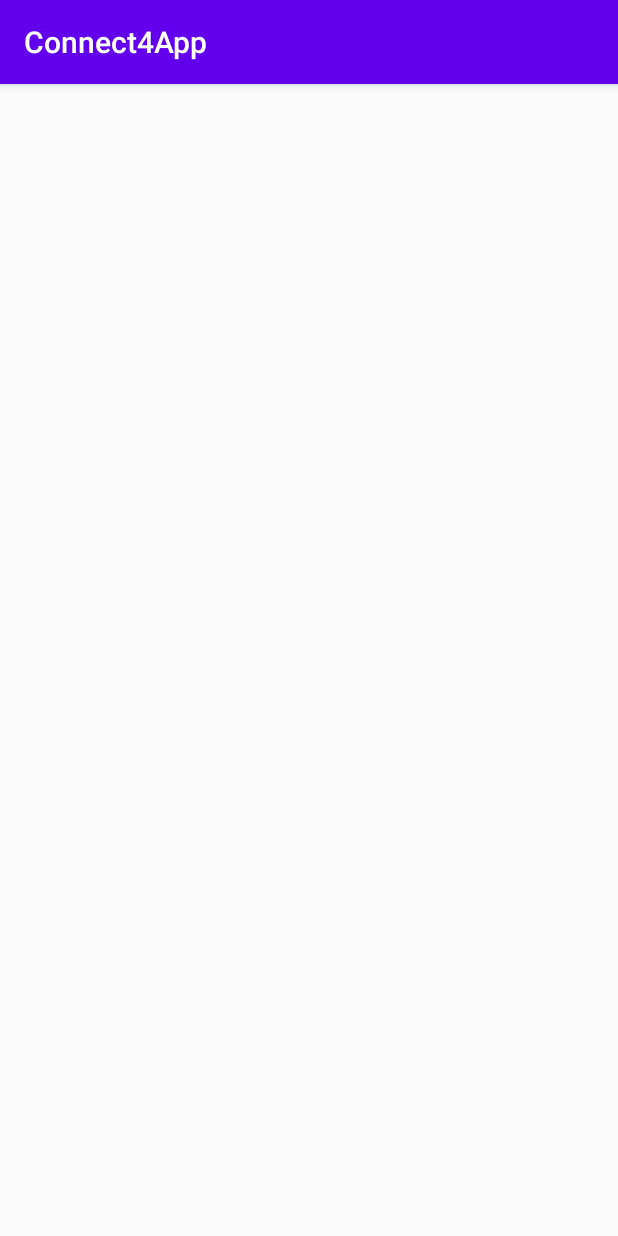
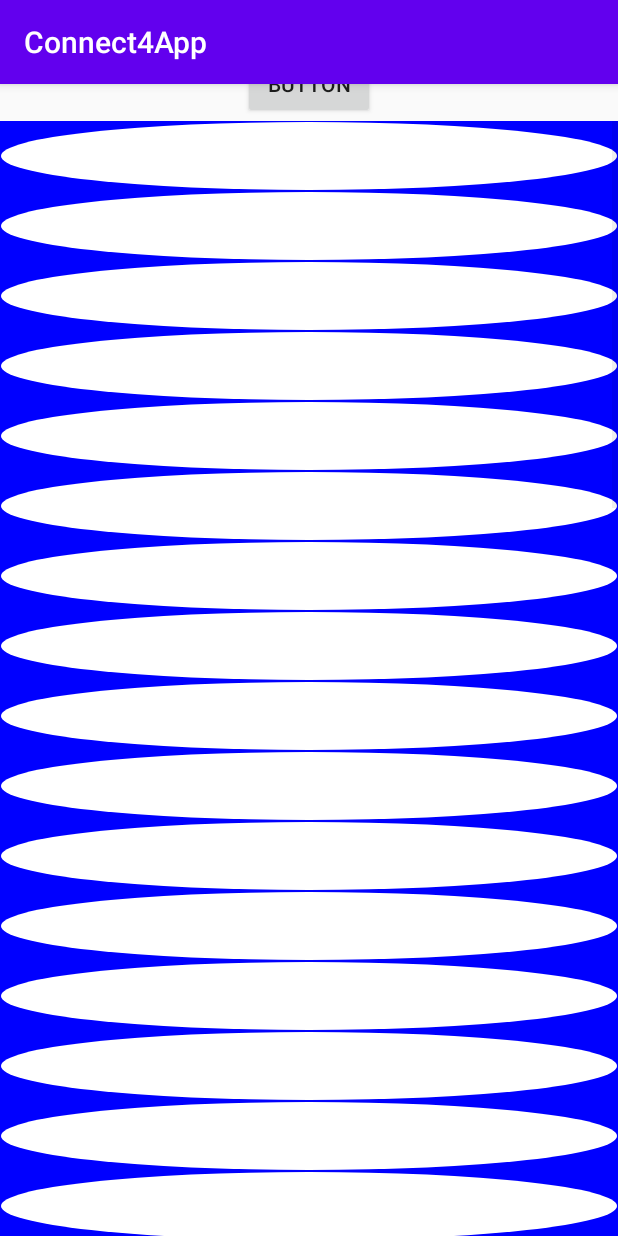
Before and after one commit to Navy22junda/Connect4, an Android app: the GameDevelopment screen opened directly, with no data from a screen before it, on a phone screen of 412 x 824 dp. Run offline under Robolectric (Android 15) with nearby library versions, the phone set to English and light mode, and no system bars; 3 statements that could not run were skipped.

Commit message:
Parrilla disenyada i ben configurada al Grid i Fitxes creades

```diff
--- a/App/app/src/main/java/com/example/connect4app/Activities/GameDevelopment.java
+++ b/App/app/src/main/java/com/example/connect4app/Activities/GameDevelopment.java
@@ -1,16 +1,65 @@
 package com.example.connect4app.Activities;
 
+import android.content.Intent;
 import android.os.Bundle;
+import android.util.Log;
+import android.view.View;
+import android.widget.AdapterView;
+import android.widget.Button;
+import android.widget.GridView;
 
 import androidx.annotation.Nullable;
 import androidx.appcompat.app.AppCompatActivity;
 
 import com.example.connect4app.R;
 
-public class GameDevelopment extends AppCompatActivity {
+public class GameDevelopment extends AppCompatActivity implements View.OnClickListener, GridView.OnItemClickListener{
     @Override
     protected void onCreate(@Nullable Bundle savedInstanceState) {
         super.onCreate(savedInstanceState);
         setContentView(R.layout.activity_game);
+
+        int sizeGrill;
+
+        Intent intent = getIntent();
+        String size = intent.getStringExtra("size");
+        if(size.equals("5")){
+            sizeGrill = 25;
+        }else if(size.equals("6")){
+            sizeGrill = 36;
+        }else {
+            sizeGrill = 49;
+        }
+        ImageAdapter.setData(sizeGrill);
+
+        Button button = (Button)findViewById(R.id.temporalButton);
+        button.setOnClickListener(this);
+
+        GridView gridView = (GridView)findViewById(R.id.grid);
+        gridView.setNumColumns((Integer.parseInt(size)));
+        gridView.setAdapter(new ImageAdapter(this));
+
+        gridView.setOnItemClickListener(this);
+
+    }
+
+    @Override
+    public void onClick(View v) {
+        Intent in = new Intent(this, Results.class);
+        startActivity(in);
+    }
+
+    @Override
+    public void startActivityForResult(Intent intent, int requestCode, @Nullable Bundle options) {
+        super.startActivityForResult(intent, requestCode, options);
+        if(requestCode == 1){
+            finish();
+        }
+    }
+
+    @Override
+    public void onItemClick(AdapterView<?> parent, View view, int position, long id) {
+        Intent in = new Intent(this, Results.class);
+        startActivity(in);
     }
 }
--- /dev/null
+++ b/App/app/src/main/java/com/example/connect4app/Activities/ImageAdapter.java
@@ -0,0 +1,64 @@
+package com.example.connect4app.Activities;
+
+import android.content.Context;
+import android.view.View;
+import android.view.ViewGroup;
+import android.widget.BaseAdapter;
+import android.widget.GridView;
+import android.widget.ImageView;
+
+import com.example.connect4app.R;
+
+public class ImageAdapter extends BaseAdapter {
+
+    static int totalSize;
+    private Context mcontext;
+
+    public ImageAdapter(Context c){
+        mcontext = c;
+    }
+
+    @Override
+    public int getCount() {
+        return totalSize;
+    }
+
+    @Override
+    public Object getItem(int position) {
+        return null;
+    }
+
+    @Override
+    public long getItemId(int position) {
+        return 0;
+    }
+
+    @Override
+    public View getView(int position, View convertView, ViewGroup parent) {
+        ImageView imageView;
+        if(convertView == null){
+            imageView = new ImageView(mcontext);
+            imageView.setPadding(0,0,0,0);
+            imageView.setLayoutParams(new ViewGroup.LayoutParams(ViewGroup.LayoutParams.MATCH_PARENT,70));
+
+        }else {
+            imageView = (ImageView) convertView;
+        }
+        imageView.setBackgroundResource(grill[position]);
+        return imageView;
+    }
+
+    public static void setData(int size){
+        totalSize = size;
+    }
+
+    private Integer[] grill = {
+            R.drawable.cela, R.drawable.cela,R.drawable.cela,R.drawable.cela,R.drawable.cela,R.drawable.cela,R.drawable.cela,
+            R.drawable.cela,R.drawable.cela,R.drawable.cela,R.drawable.cela,R.drawable.cela,R.drawable.cela,R.drawable.cela,
+            R.drawable.cela,R.drawable.cela,R.drawable.cela,R.drawable.cela,R.drawable.cela,R.drawable.cela,R.drawable.cela,
+            R.drawable.cela,R.drawable.cela,R.drawable.cela,R.drawable.cela,R.drawable.cela,R.drawable.cela,R.drawable.cela,
+            R.drawable.cela,R.drawable.cela,R.drawable.cela,R.drawable.cela,R.drawable.cela,R.drawable.cela,R.drawable.cela,
+            R.drawable.cela,R.drawable.cela,R.drawable.cela,R.drawable.cela,R.drawable.cela,R.drawable.cela,R.drawable.cela,
+            R.drawable.cela,R.drawable.cela,R.drawable.cela,R.drawable.cela,R.drawable.cela,R.drawable.cela,R.drawable.cela,
+    };
+}
--- /dev/null
+++ b/App/app/src/main/res/drawable/cela.xml
@@ -0,0 +1,16 @@
+<?xml version="1.0" encoding="utf-8"?>
+<layer-list xmlns:android="http://schemas.android.com/apk/res/android">
+    <item>
+        <shape android:shape = "rectangle">
+            <solid android:color="#0000FF"/>
+        </shape>
+    </item>
+    <item android:top="1dp" android:left="1dp" android:right="1dp" android:bottom="1dp">
+        <shape android:shape="oval">
+            <solid android:color="#FFFFFF"/>
+            <size
+                android:width="5dp"
+                android:height="5dp"/>
+        </shape>
+    </item>
+</layer-list>
--- a/App/app/src/main/res/layout/activity_configuration.xml
+++ b/App/app/src/main/res/layout/activity_configuration.xml
@@ -93,21 +93,25 @@
                     android:text="Size of the game" />
 
                 <RadioGroup
+                    android:id="@+id/radio"
                     android:layout_width="wrap_content"
                     android:layout_height="wrap_content"
                     android:orientation="horizontal">
 
                     <RadioButton
+                        android:id="@+id/radioboto1"
                         android:layout_width="wrap_content"
                         android:layout_height="wrap_content"
                         android:text="7" />
 
                     <RadioButton
+                        android:id="@+id/radioboto2"
                         android:layout_width="wrap_content"
                         android:layout_height="match_parent"
                         android:text="6" />
 
                     <RadioButton
+                        android:id="@+id/radioboto3"
                         android:layout_width="wrap_content"
                         android:layout_height="wrap_content"
                         android:text="5" />
--- a/App/app/src/main/res/layout/activity_game.xml
+++ b/App/app/src/main/res/layout/activity_game.xml
@@ -1,6 +1,29 @@
 <?xml version="1.0" encoding="utf-8"?>
-<androidx.constraintlayout.widget.ConstraintLayout
-    xmlns:android="http://schemas.android.com/apk/res/android" android:layout_width="match_parent"
+<androidx.constraintlayout.widget.ConstraintLayout xmlns:android="http://schemas.android.com/apk/res/android"
+    xmlns:app="http://schemas.android.com/apk/res-auto"
+    xmlns:tools="http://schemas.android.com/tools"
+    android:layout_width="match_parent"
     android:layout_height="match_parent">
 
+    <Button
+        android:id="@+id/temporalButton"
+        android:layout_width="wrap_content"
+        android:layout_height="wrap_content"
+        android:layout_marginBottom="1dp"
+        android:text="Button"
+        app:layout_constraintBottom_toTopOf="@+id/grid"
+        app:layout_constraintEnd_toEndOf="parent"
+        app:layout_constraintStart_toStartOf="parent"
+        app:layout_constraintTop_toTopOf="parent" />
+
+    <GridView
+        android:id="@+id/grid"
+        android:layout_width="wrap_content"
+        android:layout_height="wrap_content"
+        android:orientation="vertical"
+        app:layout_constraintBottom_toBottomOf="parent"
+        app:layout_constraintEnd_toEndOf="parent"
+        app:layout_constraintHorizontal_bias="1.0"
+        app:layout_constraintStart_toStartOf="parent"
+        app:layout_constraintTop_toBottomOf="@+id/temporalButton" />
 </androidx.constraintlayout.widget.ConstraintLayout>
```
Also changed, not shown: App/app/src/main/java/com/example/connect4app/Activities/Configuration.java (+22 -2 lines), App/app/src/main/java/com/example/connect4app/Activities/Results.java (+53 -1 lines), App/app/src/main/res/drawable/fitxagroga.xml (added, +16 -0 lines), App/app/src/main/res/drawable/fitxaroja.xml (added, +16 -0 lines).
